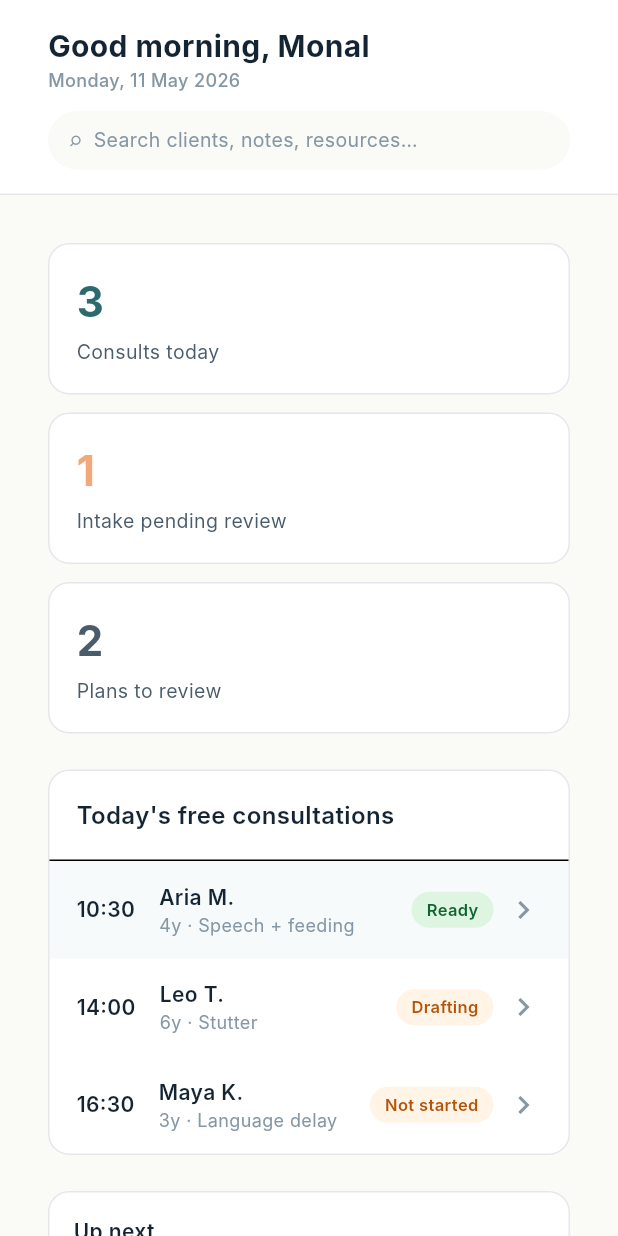
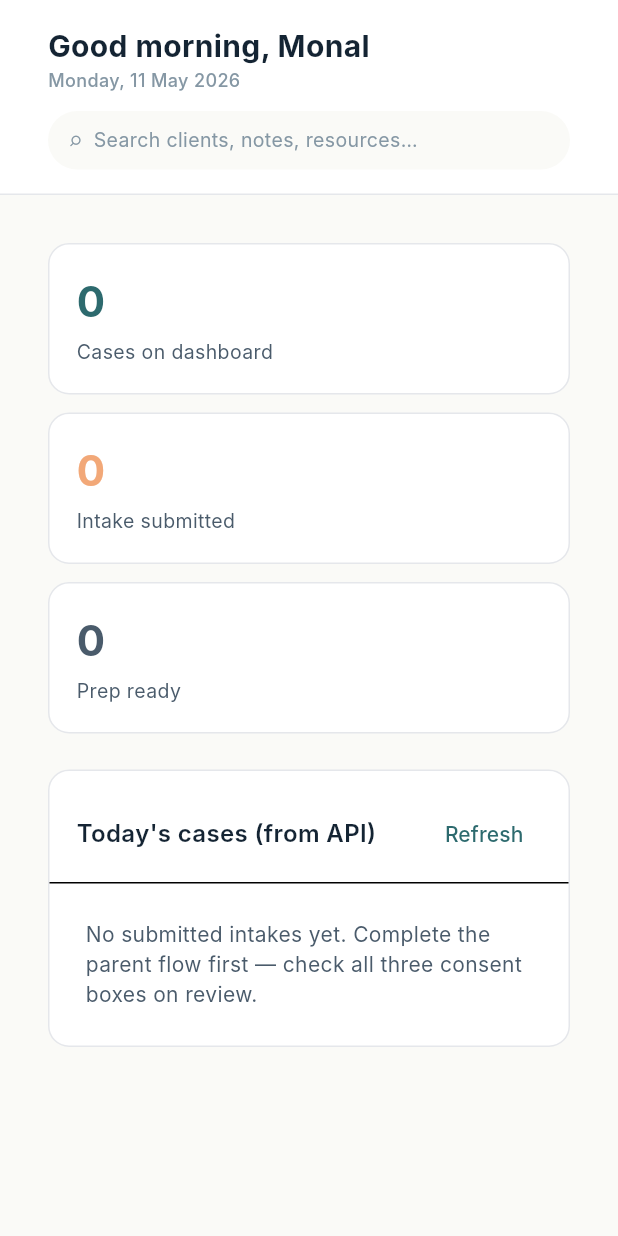
Before and after one commit to devuplabs/speech-mvp, a Flutter app: the ClinicianTodayScreen widget shown alone on an empty page, opened directly with empty values, on a phone screen of 412 x 824 dp. Run offline on Flutter 3.47's test engine with Material 3 defaults, Android fonts, the phone set to English and light mode, and no system bars; Roboto replaces fonts that are missing (Inter).

Commit message:
fix: wire clinician dashboard to API and enable CORS for local web
Today screen loads tenant cases after intake submit. Add CORS on API for localhost Flutter web. Clearer errors when browser blocks the request.

Co-authored-by: Cursor <cursoragent@cursor.com>

```diff
--- a/apps/sona/lib/features/clinician/clinician_today_screen.dart
+++ b/apps/sona/lib/features/clinician/clinician_today_screen.dart
@@ -2,19 +2,35 @@ import 'package:flutter/material.dart';
 import 'package:sona/design_system/sona_colors.dart';
 import 'package:sona/design_system/sona_typography.dart';
 import 'package:sona/state/sona_app_state.dart';
+import 'package:sona/utils/case_status.dart';
 
 class ClinicianTodayScreen extends StatelessWidget {
   const ClinicianTodayScreen({
     super.key,
     required this.state,
     required this.onOpenPrep,
+    required this.onRefresh,
   });
 
   final SonaAppState state;
-  final VoidCallback onOpenPrep;
+  final ValueChanged<String> onOpenPrep;
+  final Future<void> Function() onRefresh;
+
+  List<Map<String, dynamic>> get _dashboardCases =>
+      state.clinicianCases.where((c) => showCaseOnTodayDashboard(c['status'] as String?)).toList();
+
+  int get _intakePendingCount =>
+      state.clinicianCases.where((c) => (c['status'] as String?) == 'intake_submitted').length;
+
+  int get _prepReadyCount => state.clinicianCases
+      .where((c) => (c['status'] as String?) == 'prep_ready' || (c['status'] as String?) == 'plan_ready')
+      .length;
 
   @override
   Widget build(BuildContext context) {
+    final cases = _dashboardCases;
+    final activeId = state.caseId;
+
     return Column(
       crossAxisAlignment: CrossAxisAlignment.stretch,
       children: [
@@ -86,33 +102,27 @@ class ClinicianTodayScreen extends StatelessWidget {
                     stack
                         ? Column(
                             children: [
-                              _kpi('3', 'Consults today', SonaColors.primary, expanded: false),
+                              _kpi('${cases.length}', 'Cases on dashboard', SonaColors.primary, expanded: false),
                               const SizedBox(height: 12),
-                              _kpi('1', 'Intake pending review', SonaColors.accent, expanded: false),
+                              _kpi('$_intakePendingCount', 'Intake submitted', SonaColors.accent, expanded: false),
                               const SizedBox(height: 12),
-                              _kpi('2', 'Plans to review', SonaColors.textSecondary, expanded: false),
+                              _kpi('$_prepReadyCount', 'Prep ready', SonaColors.textSecondary, expanded: false),
                             ],
                           )
                         : Row(
                             children: [
-                              _kpi('3', 'Consults today', SonaColors.primary),
+                              _kpi('${cases.length}', 'Cases on dashboard', SonaColors.primary),
                               const SizedBox(width: 16),
-                              _kpi('1', 'Intake pending review', SonaColors.accent),
+                              _kpi('$_intakePendingCount', 'Intake submitted', SonaColors.accent),
                               const SizedBox(width: 16),
-                              _kpi('2', 'Plans to review', SonaColors.textSecondary),
+                              _kpi('$_prepReadyCount', 'Prep ready', SonaColors.textSecondary),
                             ],
                           ),
                     const SizedBox(height: 24),
-                    _consultList(),
+                    _consultList(cases, activeId),
                   ],
                 );
-                final aside = Column(
-                  children: [
-                    _sideCard('Up next', 'Aria M. · 10:30', 'Prep brief ${state.prepStatus.toLowerCase()}', onOpenPrep),
-                    const SizedBox(height: 16),
-                    _sideCard('Recent activity', 'Intake submitted · Aria', '2 min ago', onOpenPrep),
-                  ],
-                );
+                final aside = _buildAside(cases, activeId);
                 if (stack) {
                   return Column(
                     crossAxisAlignment: CrossAxisAlignment.stretch,
@@ -135,7 +145,7 @@ class ClinicianTodayScreen extends StatelessWidget {
     );
   }
 
-  Widget _consultList() {
+  Widget _consultList(List<Map<String, dynamic>> cases, String? activeId) {
     return Container(
       decoration: BoxDecoration(
         color: SonaColors.surface,
@@ -145,16 +155,66 @@ class ClinicianTodayScreen extends StatelessWidget {
       child: Column(
         crossAxisAlignment: CrossAxisAlignment.stretch,
         children: [
-          const Padding(
-            padding: EdgeInsets.all(18),
-            child: Text("Today's free consultations", style: TextStyle(fontSize: 16, fontWeight: FontWeight.w600)),
+          Padding(
+            padding: const EdgeInsets.fromLTRB(18, 18, 18, 8),
+            child: Row(
+              children: [
+                const Expanded(
+                  child: Text(
+                    "Today's cases (from API)",
+                    style: TextStyle(fontSize: 16, fontWeight: FontWeight.w600),
+                  ),
+                ),
+                TextButton(onPressed: () => onRefresh(), child: const Text('Refresh')),
+              ],
+            ),
           ),
           const Divider(height: 1),
-          _consultRow('10:30', 'Aria M.', '4y · Speech + feeding', state.prepStatus, onOpenPrep, highlight: true),
-          _consultRow('14:00', 'Leo T.', '6y · Stutter', 'Drafting', () {}),
-          _consultRow('16:30', 'Maya K.', '3y · Language delay', 'Not started', () {}),
+          if (cases.isEmpty)
+            const Padding(
+              padding: EdgeInsets.all(24),
+              child: Text(
+                'No submitted intakes yet. Complete the parent flow first — check all three consent boxes on review.',
+                style: TextStyle(fontSize: 14, color: SonaColors.textSecondary, height: 1.4),
+              ),
+            )
+          else
+            ...cases.map((c) {
+              final id = c['id'] as String;
+              final name = (c['childDisplayName'] as String?) ?? 'Child';
+              final status = prepLabelFromCaseStatus(c['status'] as String?);
+              final apiStatus = c['status'] as String? ?? '';
+              return _consultRow(
+                'Intake',
+                name,
+                apiStatus.replaceAll('_', ' '),
+                status,
+                () => onOpenPrep(id),
+                highlight: id == activeId,
+              );
+            }),
         ],
       ),
+    );
+  }
+
+  Widget _buildAside(List<Map<String, dynamic>> cases, String? activeId) {
+    if (cases.isEmpty) {
+      return const SizedBox.shrink();
+    }
+    final primary = cases.firstWhere(
+      (c) => c['id'] == activeId,
+      orElse: () => cases.first,
+    );
+    final id = primary['id'] as String;
+    final name = (primary['childDisplayName'] as String?) ?? 'Child';
+    final label = prepLabelFromCaseStatus(primary['status'] as String?);
+    return Column(
+      children: [
+        _sideCard('Up next', name, 'Prep brief · $label', () => onOpenPrep(id)),
+        const SizedBox(height: 16),
+        _sideCard('Recent activity', 'Intake submitted · $name', 'Just now', () => onOpenPrep(id)),
+      ],
     );
   }
 
--- a/apps/sona/lib/state/sona_app_state.dart
+++ b/apps/sona/lib/state/sona_app_state.dart
@@ -13,6 +13,7 @@ class SonaAppState extends ChangeNotifier {
   bool consentAccurate = false;
   String triageOutcome = 'short_block';
   String prepStatus = 'Ready';
+  List<Map<String, dynamic>> clinicianCases = [];
 
   void resetForDemo() {
     tenantId = null;
@@ -27,6 +28,7 @@ class SonaAppState extends ChangeNotifier {
     consentAccurate = false;
     triageOutcome = 'short_block';
     prepStatus = 'Ready';
+    clinicianCases = [];
     notifyListeners();
   }
 }
--- /dev/null
+++ b/apps/sona/lib/utils/api_errors.dart
@@ -0,0 +1,11 @@
+/// User-facing hint when Flutter web cannot reach the API.
+String friendlyApiError(Object error) {
+  final msg = error.toString();
+  if (msg.contains('Failed to fetch') ||
+      msg.contains('ClientException') ||
+      msg.contains('XMLHttpRequest')) {
+    return 'Cannot reach the API from the browser (often CORS). '
+        'Redeploy the API with CORS enabled, or run the API locally on port 8080.';
+  }
+  return msg;
+}
```
Also changed, not shown: apps/sona/lib/app/sona_app_shell.dart (+42 -9 lines), apps/sona/lib/utils/case_status.dart (added, +23 -0 lines), 2 other files.
